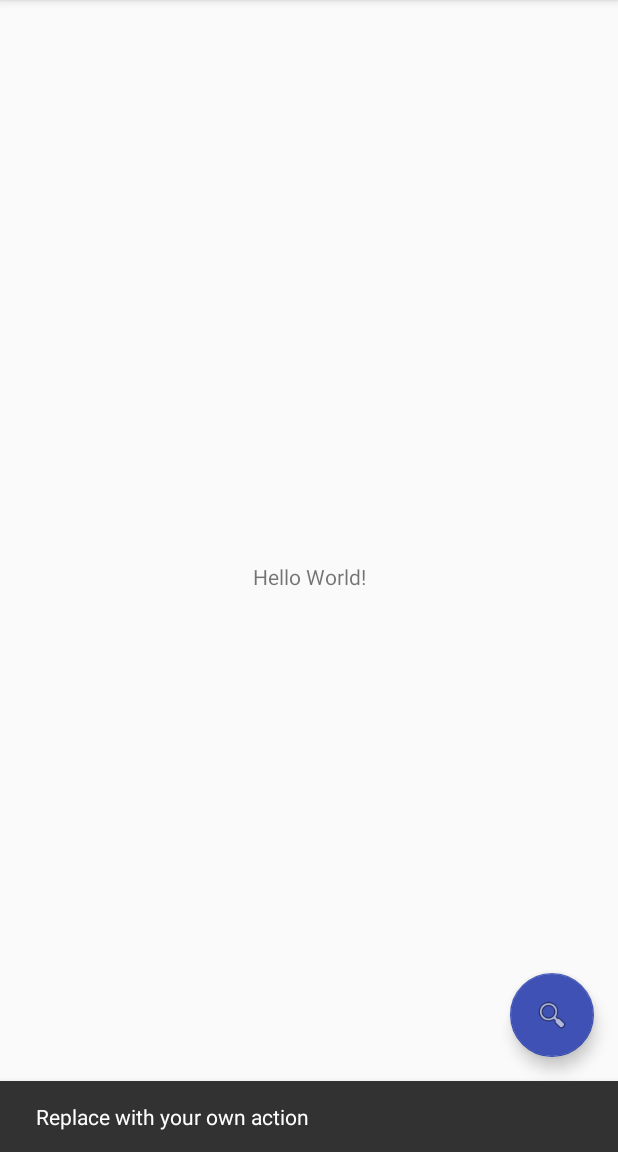
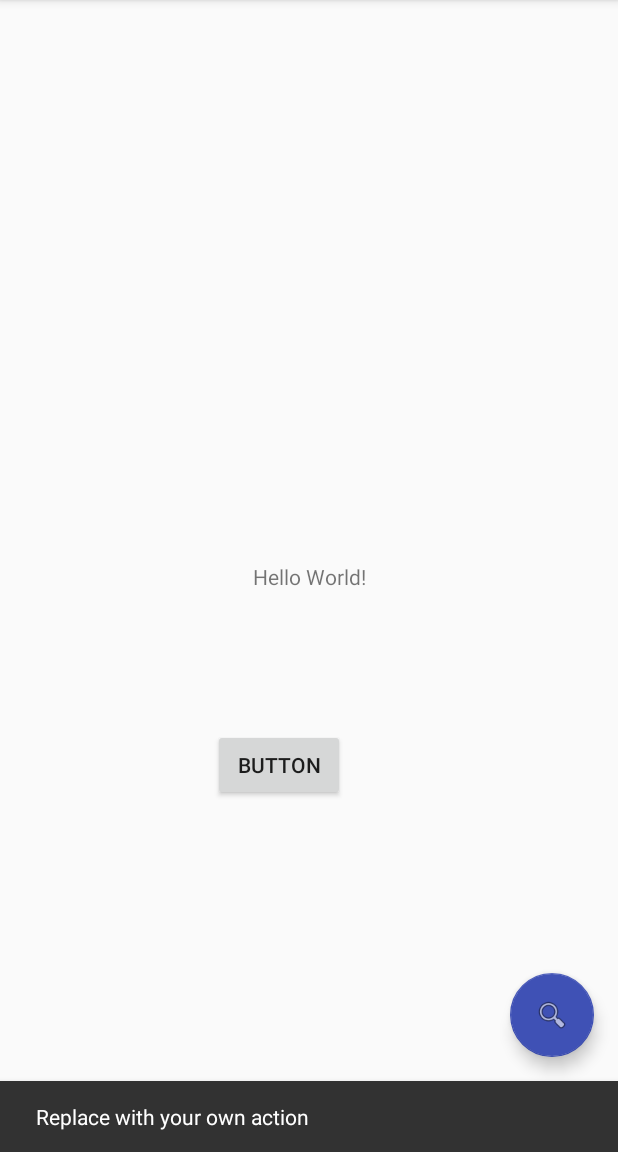
Before and after one commit to SlinkyPotato/MultiDex, an Android app: the screen it shows after launch (MainActivity), after a tap on an icon or button, on a phone screen of 412 x 824 dp, the part 84-1236 px from its top. Run offline under Robolectric (Android 15) with nearby library versions, the phone set to English and light mode, and no system bars; libraries missing offline, so code that uses them is left out: io.realm; 6 statements that could not run were skipped.

Commit message:
Initialize Poke Type Ids
* init realm PokeTypeIds tables
* move json files to resources
* create test button and text
* link btn and test to MainActivity

```diff
--- a/build.gradle
+++ b/build.gradle
@@ -10,7 +10,7 @@ buildscript {
     }
     dependencies {
         classpath 'com.android.tools.build:gradle:2.3.3'
-        classpath 'io.realm:realm-gradle-plugin:3.4.0'
+        classpath 'io.realm:realm-gradle-plugin:3.5.0'
         classpath "org.jetbrains.kotlin:kotlin-gradle-plugin:$kotlin_version"
 
         // NOTE: Do not place your application dependencies here; they belong
--- a/mobile/src/main/java/xyz/venfo/apps/multidex/MainActivity.kt
+++ b/mobile/src/main/java/xyz/venfo/apps/multidex/MainActivity.kt
@@ -11,11 +11,18 @@ import android.support.v7.app.AppCompatActivity
 import android.support.v7.widget.Toolbar
 import android.view.Menu
 import android.view.MenuItem
-import xyz.venfo.apps.multidex.pokemon.PokeType
-import xyz.venfo.apps.multidex.pokemon.Pokemon
-import xyz.venfo.apps.multidex.pokemon.Type
+import android.widget.Button
+import android.widget.LinearLayout
+import android.widget.TextView
+import io.realm.Realm
+import io.realm.RealmConfiguration
+import io.realm.RealmQuery
+import io.realm.RealmResults
+import xyz.venfo.apps.multidex.pokemon.PokeTypeId
+import kotlin.properties.Delegates
 
 class MainActivity : AppCompatActivity(), NavigationView.OnNavigationItemSelectedListener {
+  private var realm: Realm by Delegates.notNull()
 
   override fun onCreate(savedInstanceState: Bundle?) {
     super.onCreate(savedInstanceState)
@@ -23,8 +30,17 @@ class MainActivity : AppCompatActivity(), NavigationView.OnNavigationItemSelecte
     val toolbar = findViewById(R.id.toolbar) as Toolbar
     setSupportActionBar(toolbar)
 
-        // Initialize Pokemon
-        Pokemon.initAll()
+    val helloText: TextView = findViewById(R.id.helloText) as TextView
+    val helloBtn: Button = findViewById(R.id.helloBtn) as Button
+
+    realm = Realm.getDefaultInstance()
+
+    helloBtn.setOnClickListener {
+      val realmQuery: RealmQuery<PokeTypeId> = realm.where(PokeTypeId::class.java)
+      realmQuery.equalTo("id", 5)
+      val result: PokeTypeId = realmQuery.findFirst()
+      helloText.text = result.type
+    }
 
     val fab = findViewById(R.id.fab) as FloatingActionButton
     fab.setOnClickListener { view ->
@@ -63,7 +79,6 @@ class MainActivity : AppCompatActivity(), NavigationView.OnNavigationItemSelecte
     // as you specify a parent activity in AndroidManifest.xml.
     val id = item.itemId
 
-
     if (id == R.id.action_settings) {
       return true
     }
@@ -74,11 +89,6 @@ class MainActivity : AppCompatActivity(), NavigationView.OnNavigationItemSelecte
   override fun onNavigationItemSelected(item: MenuItem): Boolean {
     // Handle navigation view item clicks here.
     val id = item.itemId
-        val normalEffectiveness = listOf(Type.NORMAL, Type.BUG)
-//        val normalType: PokeType = PokeType(Type.NORMAL)
-//        normalType.primaryType
-//        val myPokemon = PokeType(Type.NORMAL, listOf(listOf()))
-
     when (id) {
       R.id.nav_camera -> { // handle the camera action
       }
--- a/mobile/src/main/java/xyz/venfo/apps/multidex/pokemon/Pokemon.kt
+++ /dev/null
@@ -1,17 +0,0 @@
-package xyz.venfo.apps.multidex.pokemon
-
-import io.realm.RealmObject
-
-class Pokemon(name: String, type: PokeType) : RealmObject() {
-
-    init {
-
-    }
-
-    companion object {
-        fun initAll() {
-
-        }
-    }
-
-}
--- a/mobile/src/main/res/layout/content_nav.xml
+++ b/mobile/src/main/res/layout/content_nav.xml
@@ -9,12 +9,26 @@
     tools:showIn="@layout/app_bar_nav">
 
     <TextView
+        android:id="@+id/helloText"
         android:layout_width="wrap_content"
         android:layout_height="wrap_content"
         android:text="Hello World!"
         app:layout_constraintBottom_toBottomOf="parent"
         app:layout_constraintLeft_toLeftOf="parent"
         app:layout_constraintRight_toRightOf="parent"
-        app:layout_constraintTop_toTopOf="parent" />
+        app:layout_constraintTop_toTopOf="parent"/>
+
+    <Button
+        android:id="@+id/helloBtn"
+        android:layout_width="wrap_content"
+        android:layout_height="wrap_content"
+        android:text="Button"
+        android:layout_marginTop="55dp"
+        app:layout_constraintTop_toBottomOf="@+id/helloText"
+        app:layout_constraintBottom_toBottomOf="parent"
+        android:layout_marginBottom="8dp"
+        app:layout_constraintVertical_bias="0.14"
+        android:layout_marginStart="142dp"
+        app:layout_constraintLeft_toLeftOf="parent"/>
 
 </android.support.constraint.ConstraintLayout>
--- a/wear/build.gradle
+++ b/wear/build.gradle
@@ -22,5 +22,5 @@ dependencies {
     compile fileTree(dir: 'libs', include: ['*.jar'])
     compile 'com.google.android.support:wearable:2.0.3'
     compile 'com.google.android.gms:play-services-wearable:11.0.2'
-    provided 'com.google.android.wearable:wearable:1.0.0'
+    provided 'com.google.android.wearable:wearable:2.0.3'
 }
```
Also changed, not shown: mobile/src/main/java/xyz/venfo/apps/multidex/MultiDexApp.kt (+22 -1 lines), mobile/src/main/java/xyz/venfo/apps/multidex/pokemon/PokeType.kt (+32 -13 lines), mobile/src/main/java/xyz/venfo/apps/multidex/pokemon/PokeTypeId.kt (added, +18 -0 lines), mobile/src/main/java/xyz/venfo/apps/multidex/pokemon/types.json (deleted, +0 -33 lines), mobile/src/main/res/raw/type_effects.json (added, +9 -0 lines), mobile/src/main/res/raw/type_ids.json (added, +78 -0 lines). Lines whose indentation alone changed are shown as unchanged.
